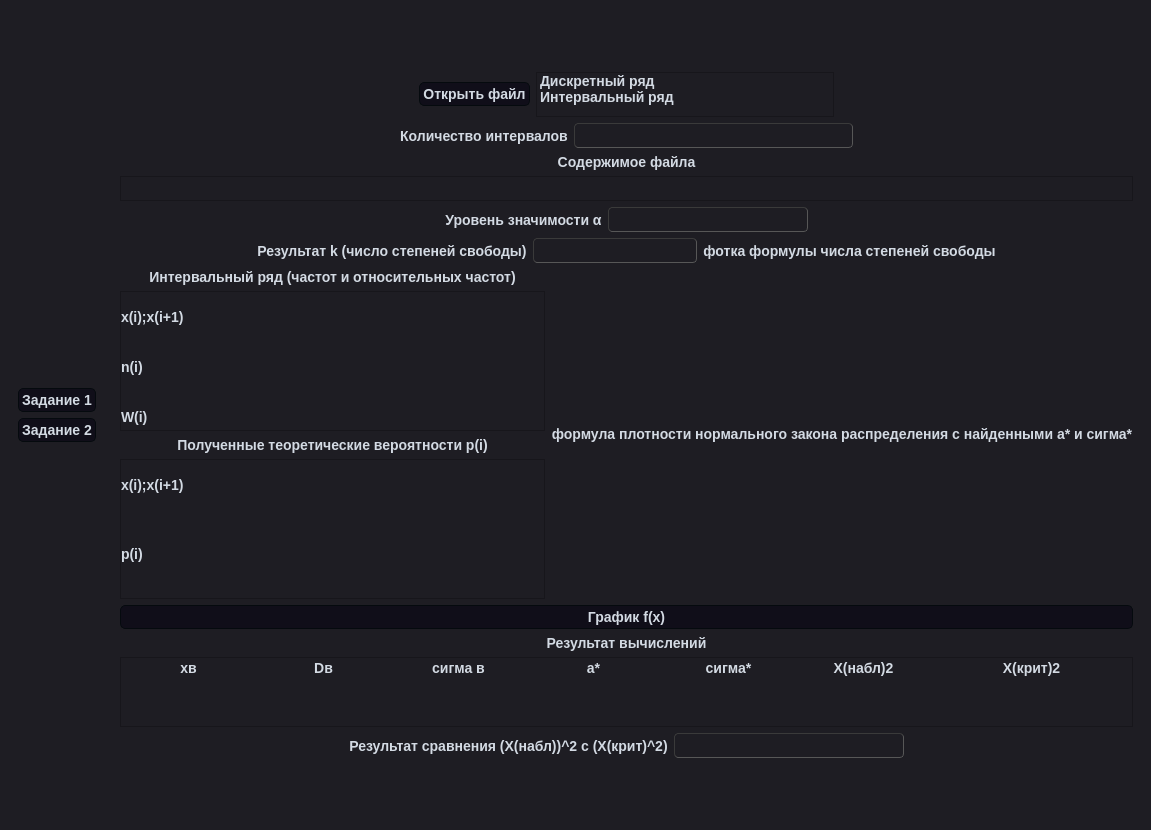
First picture: the form in interface.ui, repository T-LORE/tv_lr6, before the edit.
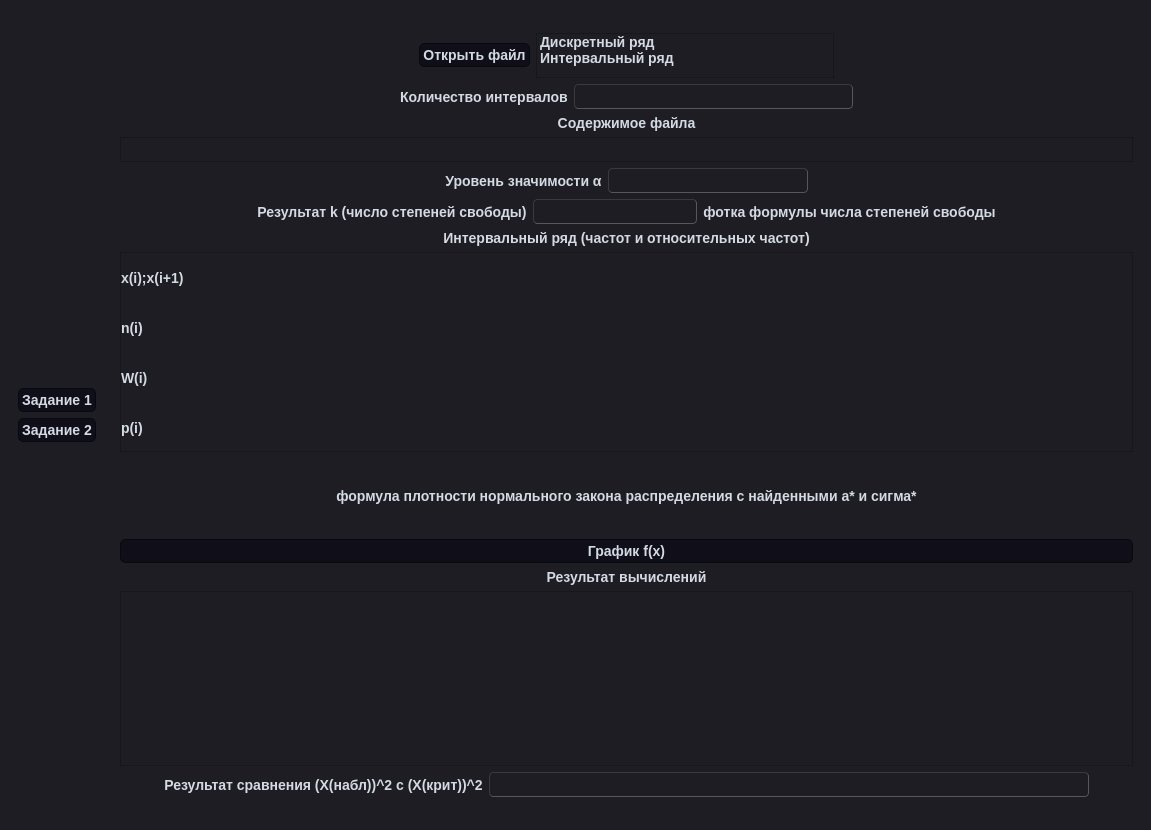
Second picture: the form after the edit. The open tabs and pages were chosen to show the change.

Commit message: Доделал первое задание

The edit to the form file:
```diff
--- a/interface.ui
+++ b/interface.ui
@@ -886,106 +886,10 @@
       </widget>
       <widget class="QWidget" name="page_1">
        <layout class="QGridLayout" name="gridLayout_3">
-        <item row="8" column="0">
-         <layout class="QHBoxLayout" name="horizontalLayout_16">
-          <property name="rightMargin">
-           <number>0</number>
-          </property>
-          <item>
-           <layout class="QHBoxLayout" name="horizontalLayout_42">
-            <item>
-             <widget class="QPushButton" name="distributionDensityBtn">
-              <property name="sizePolicy">
-               <sizepolicy hsizetype="Expanding" vsizetype="Fixed">
-                <horstretch>0</horstretch>
-                <verstretch>0</verstretch>
-               </sizepolicy>
-              </property>
-              <property name="maximumSize">
-               <size>
-                <width>16777215</width>
-                <height>16777215</height>
-               </size>
-              </property>
-              <property name="text">
-               <string>График f(x)</string>
-              </property>
-             </widget>
-            </item>
-           </layout>
-          </item>
-         </layout>
-        </item>
-        <item row="4" column="0">
-         <layout class="QHBoxLayout" name="horizontalLayout_35">
-          <property name="bottomMargin">
-           <number>0</number>
-          </property>
-          <item>
-           <spacer name="horizontalSpacer_72">
-            <property name="orientation">
-             <enum>Qt::Horizontal</enum>
-            </property>
-            <property name="sizeHint" stdset="0">
-             <size>
-              <width>40</width>
-              <height>20</height>
-             </size>
-            </property>
-           </spacer>
-          </item>
-          <item>
-           <widget class="QLabel" name="labelK_5">
-            <property name="text">
-             <string>Результат k (число степеней свободы)</string>
-            </property>
-            <property name="alignment">
-             <set>Qt::AlignCenter</set>
-            </property>
-           </widget>
-          </item>
-          <item>
-           <widget class="QLineEdit" name="lineK_5">
-            <property name="maximumSize">
-             <size>
-              <width>16777215</width>
-              <height>25</height>
-             </size>
-            </property>
-            <property name="alignment">
-             <set>Qt::AlignCenter</set>
-            </property>
-           </widget>
-          </item>
-          <item>
-           <widget class="QLabel" name="formulaK_5">
-            <property name="text">
-             <string>фотка формулы числа степеней свободы</string>
-            </property>
-            <property name="alignment">
-             <set>Qt::AlignCenter</set>
-            </property>
-           </widget>
-          </item>
-          <item>
-           <spacer name="horizontalSpacer_71">
-            <property name="orientation">
-             <enum>Qt::Horizontal</enum>
-            </property>
-            <property name="sizeHint" stdset="0">
-             <size>
-              <width>40</width>
-              <height>20</height>
-             </size>
-            </property>
-           </spacer>
-          </item>
-         </layout>
-        </item>
-        <item row="10" column="0">
+        <item row="9" column="0">
          <layout class="QVBoxLayout" name="verticalLayout_19"/>
         </item>
-        <item row="11" column="0">
+        <item row="10" column="0">
          <layout class="QHBoxLayout" name="horizontalLayout_43">
           <property name="bottomMargin">
            <number>0</number>
@@ -1006,7 +910,7 @@
           <item>
            <widget class="QLabel" name="label_20">
             <property name="text">
-             <string>Результат сравнения (X(набл))^2 с (Х(крит)^2)</string>
+             <string>Результат сравнения (X(набл))^2 с (Х(крит))^2</string>
             </property>
             <property name="alignment">
              <set>Qt::AlignCenter</set>
@@ -1015,6 +919,18 @@
           </item>
           <item>
            <widget class="QLineEdit" name="lineCompare_1">
+            <property name="sizePolicy">
+             <sizepolicy hsizetype="Minimum" vsizetype="Fixed">
+              <horstretch>0</horstretch>
+              <verstretch>0</verstretch>
+             </sizepolicy>
+            </property>
+            <property name="minimumSize">
+             <size>
+              <width>600</width>
+              <height>0</height>
+             </size>
+            </property>
             <property name="maximumSize">
              <size>
               <width>16777215</width>
@@ -1024,6 +940,9 @@
             <property name="alignment">
              <set>Qt::AlignCenter</set>
             </property>
+            <property name="readOnly">
+             <bool>true</bool>
+            </property>
            </widget>
           </item>
           <item>
@@ -1041,7 +960,7 @@
           </item>
          </layout>
         </item>
-        <item row="5" column="0">
+        <item row="4" column="0">
          <layout class="QVBoxLayout" name="verticalLayout_21">
           <item>
            <layout class="QHBoxLayout" name="horizontalLayout_31">
@@ -1051,125 +970,12 @@
             <item>
              <layout class="QVBoxLayout" name="verticalLayout_24">
               <item>
-               <layout class="QVBoxLayout" name="verticalLayout_9">
-                <item>
-                 <widget class="QLabel" name="label_7">
-                  <property name="layoutDirection">
-                   <enum>Qt::LeftToRight</enum>
-                  </property>
-                  <property name="text">
-                   <string>Интервальный ряд (частот и относительных частот)</string>
-                  </property>
-                  <property name="alignment">
-                   <set>Qt::AlignCenter</set>
-                  </property>
-                 </widget>
-                </item>
-                <item>
-                 <widget class="QTableWidget" name="rowsTable_1_1">
-                  <property name="sizePolicy">
-                   <sizepolicy hsizetype="Minimum" vsizetype="Minimum">
-                    <horstretch>0</horstretch>
-                    <verstretch>0</verstretch>
-                   </sizepolicy>
-                  </property>
-                  <property name="minimumSize">
-                   <size>
-                    <width>0</width>
-                    <height>0</height>
-                   </size>
-                  </property>
-                  <property name="maximumSize">
-                   <size>
-                    <width>16777215</width>
-                    <height>140</height>
-                   </size>
-                  </property>
-                  <property name="verticalScrollBarPolicy">
-                   <enum>Qt::ScrollBarAlwaysOff</enum>
-                  </property>
-                  <property name="horizontalScrollBarPolicy">
-                   <enum>Qt::ScrollBarAsNeeded</enum>
-                  </property>
-                  <property name="sizeAdjustPolicy">
-                   <enum>QAbstractScrollArea::AdjustToContents</enum>
-                  </property>
-                  <property name="editTriggers">
-                   <set>QAbstractItemView::NoEditTriggers</set>
-                  </property>
-                  <property name="gridStyle">
-                   <enum>Qt::SolidLine</enum>
-                  </property>
-                  <property name="sortingEnabled">
-                   <bool>false</bool>
-                  </property>
-                  <property name="wordWrap">
-                   <bool>true</bool>
-                  </property>
-                  <property name="cornerButtonEnabled">
-                   <bool>false</bool>
-                  </property>
-                  <property name="rowCount">
-                   <number>4</number>
-                  </property>
-                  <property name="columnCount">
-                   <number>0</number>
-                  </property>
-                  <attribute name="horizontalHeaderVisible">
-                   <bool>false</bool>
-                  </attribute>
-                  <attribute name="horizontalHeaderCascadingSectionResizes">
-                   <bool>false</bool>
-                  </attribute>
-                  <attribute name="horizontalHeaderMinimumSectionSize">
-                   <number>20</number>
-                  </attribute>
-                  <attribute name="horizontalHeaderDefaultSectionSize">
-                   <number>80</number>
-                  </attribute>
-                  <attribute name="horizontalHeaderHighlightSections">
-                   <bool>true</bool>
-                  </attribute>
-                  <attribute name="verticalHeaderVisible">
-                   <bool>true</bool>
-                  </attribute>
-                  <attribute name="verticalHeaderDefaultSectionSize">
-                   <number>50</number>
-                  </attribute>
-                  <attribute name="verticalHeaderStretchLastSection">
-                   <bool>true</bool>
-                  </attribute>
-                  <row>
-                   <property name="text">
-                    <string>x(i);x(i+1)</string>
-                   </property>
-                  </row>
-                  <row>
-                   <property name="text">
-                    <string>n(i)</string>
-                   </property>
-                  </row>
-                  <row>
-                   <property name="text">
-                    <string>W(i)</string>
-                   </property>
-                  </row>
-                  <row>
-                   <property name="text">
-                    <string>c(i)</string>
-                   </property>
-                  </row>
-                 </widget>
-                </item>
-               </layout>
-              </item>
-              <item>
-               <widget class="QLabel" name="label_33">
+               <widget class="QLabel" name="label_7">
                 <property name="layoutDirection">
                  <enum>Qt::LeftToRight</enum>
                 </property>
                 <property name="text">
-                 <string>Полученные теоретические вероятности p(i)</string>
+                 <string>Интервальный ряд (частот и относительных частот)</string>
                 </property>
                 <property name="alignment">
                  <set>Qt::AlignCenter</set>
@@ -1177,7 +983,7 @@
                </widget>
               </item>
               <item>
-               <widget class="QTableWidget" name="rowsTable_1_2">
+               <widget class="QTableWidget" name="rowsTable_1_1">
                 <property name="sizePolicy">
                  <sizepolicy hsizetype="Minimum" vsizetype="Minimum">
                   <horstretch>0</horstretch>
@@ -1193,7 +999,7 @@
                 <property name="maximumSize">
                  <size>
                   <width>16777215</width>
-                  <height>140</height>
+                  <height>200</height>
                  </size>
                 </property>
                 <property name="verticalScrollBarPolicy">
@@ -1220,6 +1026,9 @@
                 <property name="cornerButtonEnabled">
                  <bool>false</bool>
                 </property>
+                <property name="rowCount">
+                 <number>4</number>
+                </property>
                 <property name="columnCount">
                  <number>0</number>
                 </property>
@@ -1233,7 +1042,7 @@
                  <number>20</number>
                 </attribute>
                 <attribute name="horizontalHeaderDefaultSectionSize">
-                 <number>50</number>
+                 <number>80</number>
                 </attribute>
                 <attribute name="horizontalHeaderHighlightSections">
                  <bool>true</bool>
@@ -1252,6 +1061,16 @@
                   <string>x(i);x(i+1)</string>
                  </property>
                 </row>
+                <row>
+                 <property name="text">
+                  <string>n(i)</string>
+                 </property>
+                </row>
+                <row>
+                 <property name="text">
+                  <string>W(i)</string>
+                 </property>
+                </row>
                 <row>
                  <property name="text">
                   <string>p(i)</string>
@@ -1259,18 +1078,20 @@
                 </row>
                </widget>
               </item>
-             </layout>
-            </item>
-            <item>
-             <layout class="QVBoxLayout" name="verticalLayout_36">
-              <property name="rightMargin">
-               <number>0</number>
-              </property>
-              <property name="bottomMargin">
-               <number>0</number>
-              </property>
               <item>
-               <widget class="QLabel" name="label_23">
+               <widget class="QLabel" name="densityFunction">
+                <property name="sizePolicy">
+                 <sizepolicy hsizetype="Preferred" vsizetype="Minimum">
+                  <horstretch>0</horstretch>
+                  <verstretch>0</verstretch>
+                 </sizepolicy>
+                </property>
+                <property name="minimumSize">
+                 <size>
+                  <width>0</width>
+                  <height>75</height>
+                 </size>
+                </property>
                 <property name="text">
                  <string>формула плотности нормального закона распределения с найденными a* и сигма*</string>
                 </property>
@@ -1285,20 +1106,7 @@
           </item>
          </layout>
         </item>
-        <item row="0" column="0">
-         <spacer name="verticalSpacer_6">
-          <property name="orientation">
-           <enum>Qt::Vertical</enum>
-          </property>
-          <property name="sizeHint" stdset="0">
-           <size>
-            <width>20</width>
-            <height>40</height>
-           </size>
-          </property>
-         </spacer>
-        </item>
-        <item row="3" column="0">
+        <item row="2" column="0">
          <layout class="QVBoxLayout" name="verticalLayout_43">
           <property name="rightMargin">
            <number>0</number>
@@ -1348,9 +1156,6 @@
               <property name="resizeMode">
                <enum>QListView::Fixed</enum>
               </property>
-              <property name="itemAlignment">
-               <set>Qt::AlignCenter</set>
-              </property>
               <item>
                <property name="text">
                 <string>Дискретный ряд</string>
@@ -1538,20 +1343,37 @@
           </item>
          </layout>
         </item>
-        <item row="12" column="0">
-         <spacer name="verticalSpacer_5">
-          <property name="orientation">
-           <enum>Qt::Vertical</enum>
+        <item row="7" column="0">
+         <layout class="QHBoxLayout" name="horizontalLayout_16">
+          <property name="rightMargin">
+           <number>0</number>
           </property>
-          <property name="sizeHint" stdset="0">
-           <size>
-            <width>20</width>
-            <height>40</height>
-           </size>
-          </property>
-         </spacer>
+          <item>
+           <layout class="QHBoxLayout" name="horizontalLayout_42">
+            <item>
+             <widget class="QPushButton" name="distributionDensityBtn">
+              <property name="sizePolicy">
+               <sizepolicy hsizetype="Expanding" vsizetype="Fixed">
+                <horstretch>0</horstretch>
+                <verstretch>0</verstretch>
+               </sizepolicy>
+              </property>
+              <property name="maximumSize">
+               <size>
+                <width>16777215</width>
+                <height>16777215</height>
+               </size>
+              </property>
+              <property name="text">
+               <string>График f(x)</string>
+              </property>
+             </widget>
+            </item>
+           </layout>
+          </item>
+         </layout>
         </item>
-        <item row="9" column="0">
+        <item row="8" column="0">
          <layout class="QVBoxLayout" name="verticalLayout_18">
           <property name="bottomMargin">
            <number>0</number>
@@ -1568,6 +1390,18 @@
           </item>
           <item>
            <widget class="QTableWidget" name="tableResults_5">
+            <property name="sizePolicy">
+             <sizepolicy hsizetype="Minimum" vsizetype="Minimum">
+              <horstretch>0</horstretch>
+              <verstretch>0</verstretch>
+             </sizepolicy>
+            </property>
+            <property name="minimumSize">
+             <size>
+              <width>0</width>
+              <height>175</height>
+             </size>
+            </property>
             <property name="verticalScrollBarPolicy">
              <enum>Qt::ScrollBarAlwaysOff</enum>
             </property>
@@ -1577,6 +1411,21 @@
             <property name="sizeAdjustPolicy">
              <enum>QAbstractScrollArea::AdjustToContents</enum>
             </property>
+            <property name="editTriggers">
+             <set>QAbstractItemView::NoEditTriggers</set>
+            </property>
+            <property name="tabKeyNavigation">
+             <bool>false</bool>
+            </property>
+            <property name="dragDropOverwriteMode">
+             <bool>false</bool>
+            </property>
+            <property name="selectionMode">
+             <enum>QAbstractItemView::NoSelection</enum>
+            </property>
+            <attribute name="horizontalHeaderVisible">
+             <bool>false</bool>
+            </attribute>
             <attribute name="horizontalHeaderCascadingSectionResizes">
              <bool>true</bool>
             </attribute>
@@ -1590,50 +1439,128 @@
              <bool>false</bool>
             </attribute>
             <attribute name="horizontalHeaderStretchLastSection">
-             <bool>true</bool>
+             <bool>false</bool>
+            </attribute>
+            <attribute name="verticalHeaderVisible">
+             <bool>false</bool>
+            </attribute>
+            <attribute name="verticalHeaderHighlightSections">
+             <bool>false</bool>
             </attribute>
             <attribute name="verticalHeaderStretchLastSection">
              <bool>false</bool>
             </attribute>
             <column>
              <property name="text">
-              <string>xв</string>
+              <string>New Column</string>
              </property>
             </column>
             <column>
              <property name="text">
-              <string>Dв</string>
+              <string>New Column</string>
              </property>
             </column>
             <column>
              <property name="text">
-              <string>сигма в</string>
+              <string>New Column</string>
              </property>
             </column>
-            <column>
-             <property name="text">
-              <string>a*</string>
-             </property>
-            </column>
-            <column>
-             <property name="text">
-              <string>сигма*</string>
-             </property>
-            </column>
-            <column>
-             <property name="text">
-              <string>Х(набл)2</string>
-             </property>
-            </column>
-            <column>
-             <property name="text">
-              <string>Х(крит)2</string>
-             </property>
-            </column>
            </widget>
           </item>
          </layout>
         </item>
+        <item row="3" column="0">
+         <layout class="QHBoxLayout" name="horizontalLayout_35">
+          <property name="bottomMargin">
+           <number>0</number>
+          </property>
+          <item>
+           <spacer name="horizontalSpacer_72">
+            <property name="orientation">
+             <enum>Qt::Horizontal</enum>
+            </property>
+            <property name="sizeHint" stdset="0">
+             <size>
+              <width>40</width>
+              <height>20</height>
+             </size>
+            </property>
+           </spacer>
+          </item>
+          <item>
+           <widget class="QLabel" name="labelK_5">
+            <property name="text">
+             <string>Результат k (число степеней свободы)</string>
+            </property>
+            <property name="alignment">
+             <set>Qt::AlignCenter</set>
+            </property>
+           </widget>
+          </item>
+          <item>
+           <widget class="QLineEdit" name="lineK_5">
+            <property name="maximumSize">
+             <size>
+              <width>16777215</width>
+              <height>25</height>
+             </size>
+            </property>
+            <property name="alignment">
+             <set>Qt::AlignCenter</set>
+            </property>
+           </widget>
+          </item>
+          <item>
+           <widget class="QLabel" name="formulaK_5">
+            <property name="text">
+             <string>фотка формулы числа степеней свободы</string>
+            </property>
+            <property name="alignment">
+             <set>Qt::AlignCenter</set>
+            </property>
+           </widget>
+          </item>
+          <item>
+           <spacer name="horizontalSpacer_71">
+            <property name="orientation">
+             <enum>Qt::Horizontal</enum>
+            </property>
+            <property name="sizeHint" stdset="0">
+             <size>
+              <width>40</width>
+              <height>20</height>
+             </size>
+            </property>
+           </spacer>
+          </item>
+         </layout>
+        </item>
+        <item row="0" column="0">
+         <spacer name="verticalSpacer_5">
+          <property name="orientation">
+           <enum>Qt::Vertical</enum>
+          </property>
+          <property name="sizeHint" stdset="0">
+           <size>
+            <width>20</width>
+            <height>40</height>
+           </size>
+          </property>
+         </spacer>
+        </item>
+        <item row="11" column="0">
+         <spacer name="verticalSpacer_6">
+          <property name="orientation">
+           <enum>Qt::Vertical</enum>
+          </property>
+          <property name="sizeHint" stdset="0">
+           <size>
+            <width>20</width>
+            <height>40</height>
+           </size>
+          </property>
+         </spacer>
+        </item>
        </layout>
       </widget>
      </widget>
```
Left out of the diff: 108 changed lines with no effect on the pictures. The commit also changes 1 other file.
